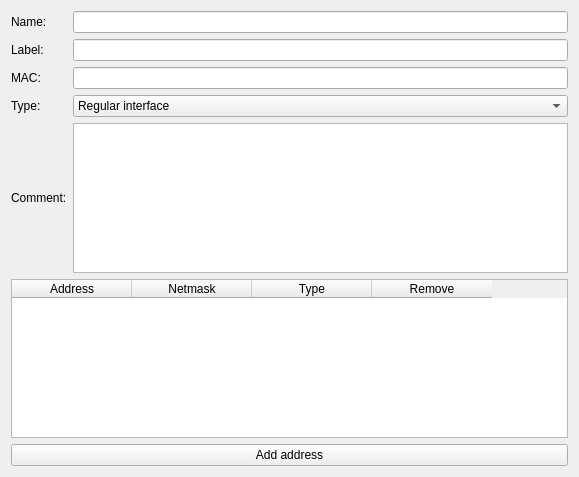
The window that src/gui/InterfaceEditorWidget.ui (fwbuilder/fwbuilder) describes before a commit, drawn with Qt 5.
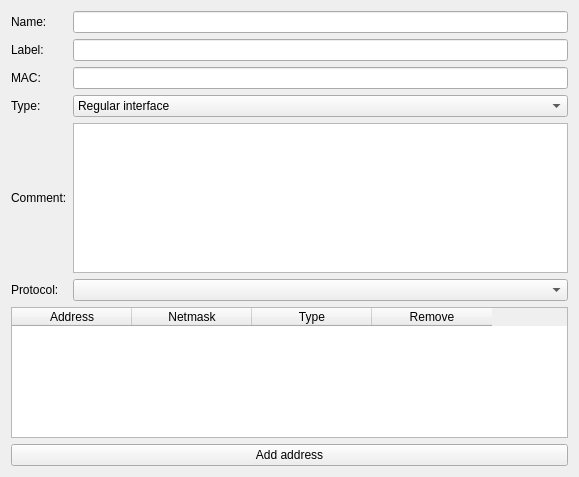
The same window after the commit.

Diff of the .ui file:
```diff
--- a/src/gui/InterfaceEditorWidget.ui
+++ b/src/gui/InterfaceEditorWidget.ui
@@ -107,6 +107,16 @@
        </item>
       </widget>
      </item>
+     <item row="5" column="0">
+      <widget class="QLabel" name="protocolLabel">
+       <property name="text">
+        <string>Protocol:</string>
+       </property>
+      </widget>
+     </item>
+     <item row="5" column="1">
+      <widget class="QComboBox" name="protocol"/>
+     </item>
     </layout>
    </item>
    <item>
```
